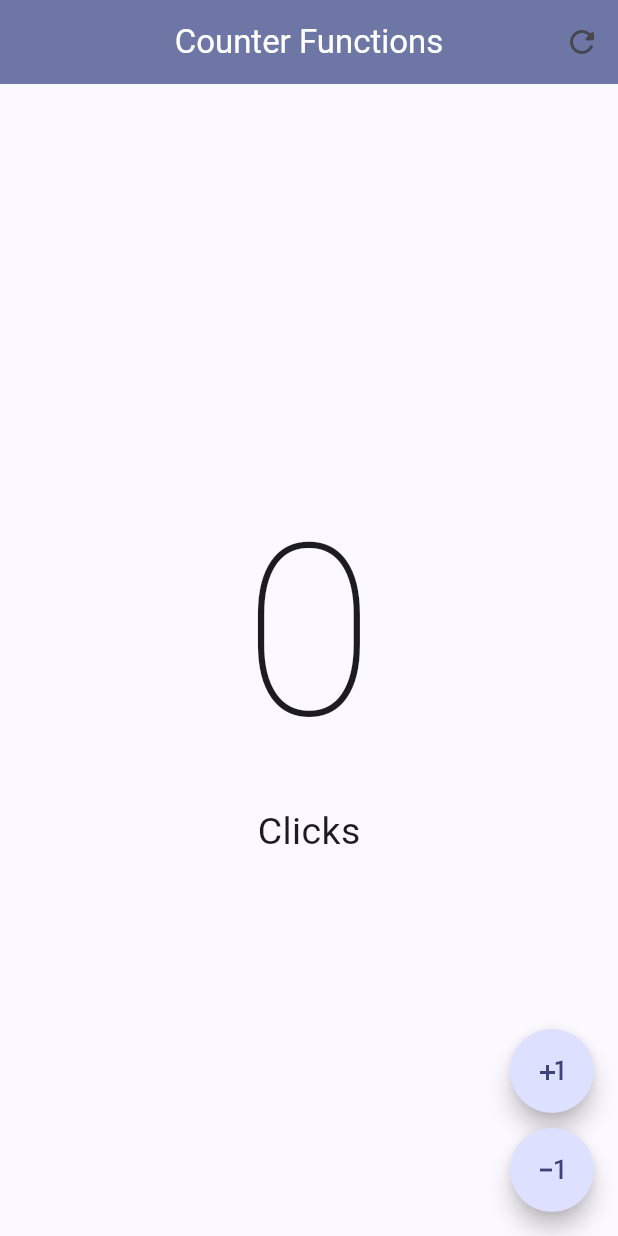
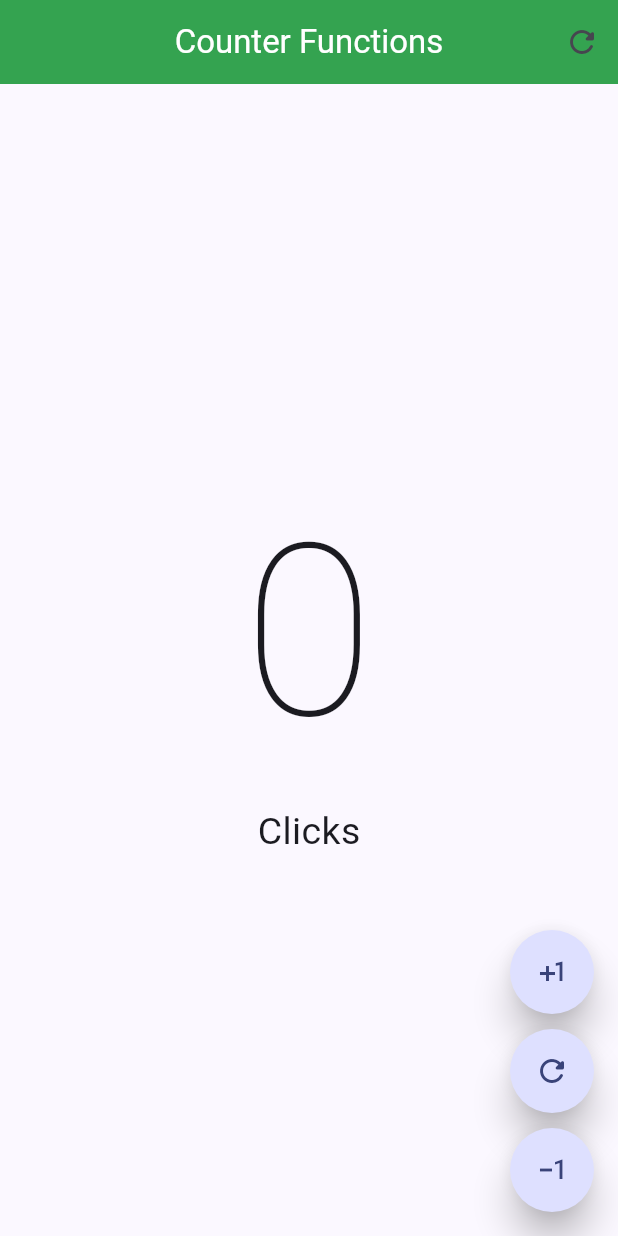
Before and after one commit to sdieg82/flutterBasic, a Flutter app: the screen it shows after launch, on a phone screen of 412 x 824 dp. Run offline on Flutter 3.47's test engine with Material 3 defaults, Android fonts, the phone set to English and light mode, and no system bars.

Commit message:
final counter

```diff
--- a/flutter_basic_2/hello_world_app/lib/presentation/screens/counter/counter_functions_screen.dart
+++ b/flutter_basic_2/hello_world_app/lib/presentation/screens/counter/counter_functions_screen.dart
@@ -7,35 +7,38 @@ class CounterFunctionsScreen extends StatefulWidget {
   State<CounterFunctionsScreen> createState() => _CounterFunctionsScreenState();
 }
 
-
 class _CounterFunctionsScreenState extends State<CounterFunctionsScreen> {
-  int clickCounter=0;
+  int clickCounter = 0;
   @override
   Widget build(BuildContext context) {
     return Scaffold(
       appBar: AppBar(
-        title: const Text('Counter Functions',
-            style: TextStyle(
-              color: Colors.white)
+        title: const Text(
+          'Counter Functions',
+          style: TextStyle(color: Colors.white),
         ),
 
         centerTitle: true,
-        backgroundColor: const Color.fromARGB(255, 109, 118, 165),
+        backgroundColor: const Color.fromARGB(255, 52, 163, 80),
         actions: [
-          IconButton(onPressed: (){
+          IconButton(
+            onPressed: () {
               setState(() {
-              clickCounter=0;
+                clickCounter = 0;
               });
-          }, icon: const Icon(Icons.refresh_rounded))
+            },
+            icon: const Icon(Icons.refresh_rounded),
+          ),
         ],
       ),
 
       body: Center(
         child: Column(
-            mainAxisAlignment:MainAxisAlignment.center ,
-            children:[
-              Text('$clickCounter',
-                    style: TextStyle(fontSize: 160,fontWeight: FontWeight.w100),
+          mainAxisAlignment: MainAxisAlignment.center,
+          children: [
+            Text(
+              '$clickCounter',
+              style: TextStyle(fontSize: 160, fontWeight: FontWeight.w100),
             ),
             ('$clickCounter' == '1')
                 ? Text('Click', style: TextStyle(fontSize: 25))
@@ -44,34 +47,52 @@ class _CounterFunctionsScreenState extends State<CounterFunctionsScreen> {
         ),
       ),
       floatingActionButton: Column(
-
         mainAxisAlignment: MainAxisAlignment.end,
         children: [
-        FloatingActionButton(
-          shape: CircleBorder(),
-          onPressed: () {
+          CustomButton(icon: Icons.plus_one,
+          onPressed: (){
             setState(() {
               clickCounter++;
             });
-
-        // Add your onPressed logic here
-      },
-      child: Icon(Icons.plus_one),
-    ),
+          },),
           SizedBox(height: 10),
-    FloatingActionButton(
-      shape: CircleBorder(),
-      onPressed: () {
+          CustomButton(icon: Icons.refresh_rounded,
+          onPressed: (){
             setState(() {
+              clickCounter=0;
+            });
+          },),
+          SizedBox(height: 10),
+          CustomButton(icon:Icons.exposure_minus_1,
+          onPressed: (){
+            setState(() {
+              if(clickCounter==0)return;
               clickCounter--;
             });
-
-        // Add your onPressed logic here
-      },
-      child: Icon(Icons.exposure_minus_1),
-    )
+          },),
         ],
-    )
+      ),
     );
   }
 }
+
+class CustomButton extends StatelessWidget {
+  final IconData icon;
+  final VoidCallback? onPressed;
+  const CustomButton({
+    super.key,
+    required this.icon,
+    this.onPressed,
+  });
+
+  @override
+  Widget build(BuildContext context) {
+    return FloatingActionButton(
+      shape: CircleBorder(),
+      enableFeedback: true,
+      onPressed:onPressed,
+      elevation: 10,
+      child: Icon(icon),
+    );
+  }
+}
```
Lines whose indentation alone changed are shown as unchanged.
